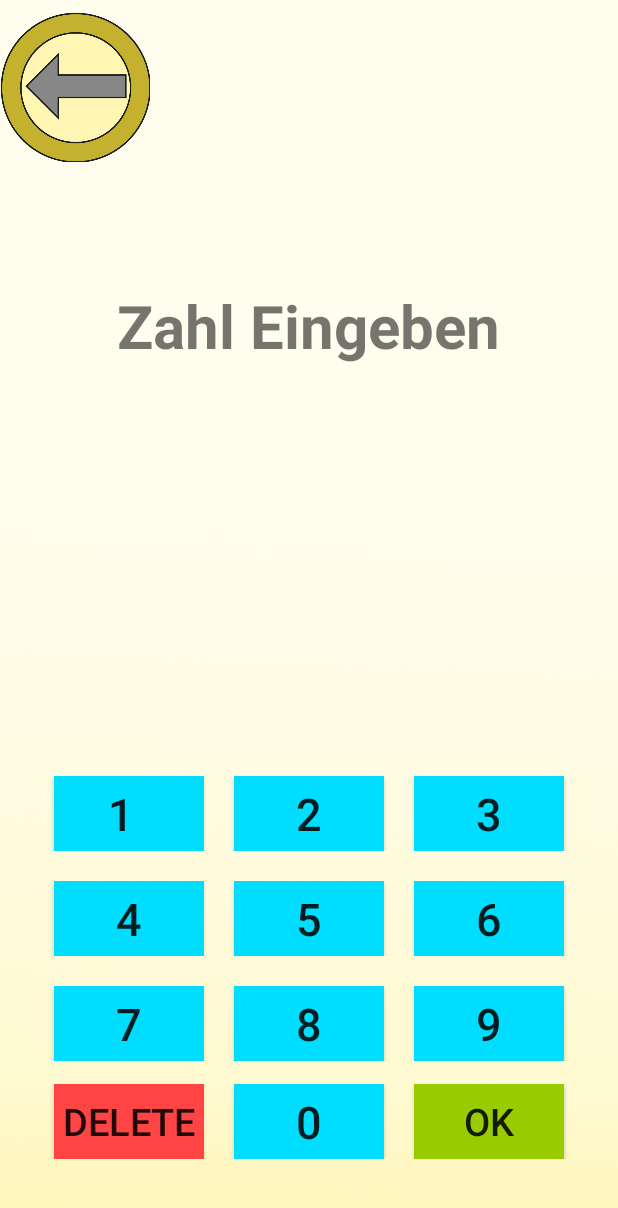
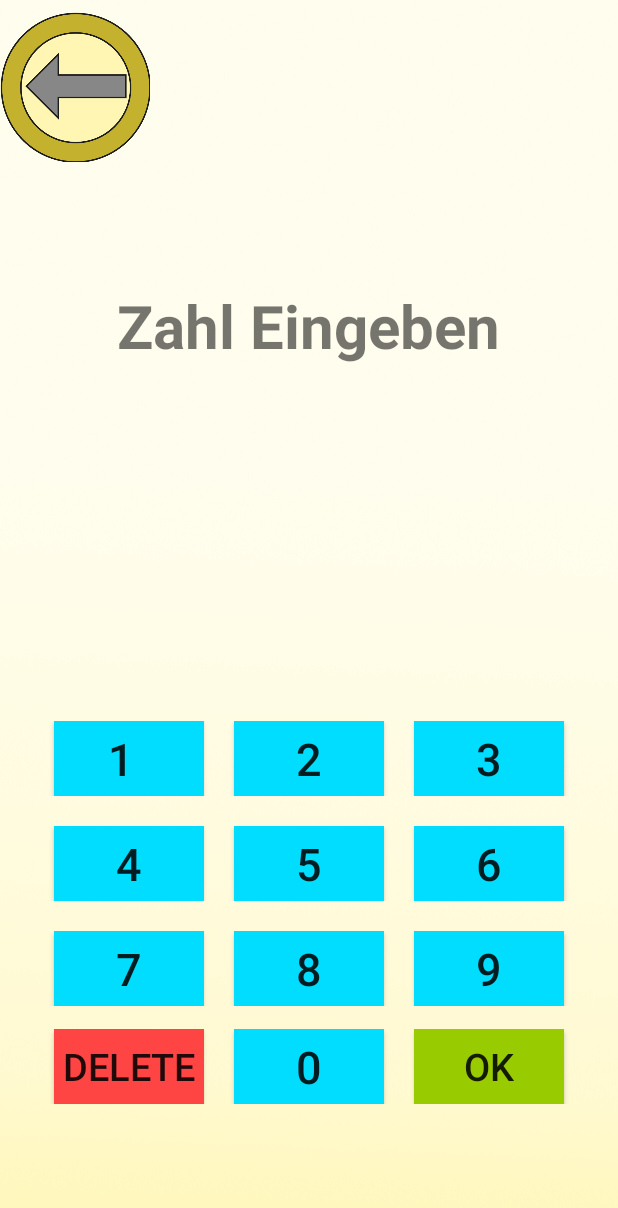
Before and after one commit to vschwartz-tgm/mobilelearning, an Android app: the wort2ZahlText screen opened directly, with no data from a screen before it, on a phone screen of 412 x 824 dp. Shown: the top 1208 px of the screen. Run offline under Robolectric (Android 15) with nearby library versions, the phone set to English and light mode, and no system bars.

Commit message:
zahl2wort update

```diff
--- a/MobileLearning/app/src/main/res/layout/activity_wort2_zahl_text.xml
+++ b/MobileLearning/app/src/main/res/layout/activity_wort2_zahl_text.xml
@@ -44,7 +44,7 @@
             android:layout_centerHorizontal="true"
             android:layout_marginTop="36dp"
             android:textAlignment="textStart"
-            android:textSize="20sp"
+            android:textSize="30sp"
             android:textStyle="bold"
             tools:text="123456" />
 
@@ -54,7 +54,7 @@
             android:layout_height="match_parent"
             android:layout_alignParentStart="true"
             android:layout_below="@+id/zahl_eingabe"
-            android:layout_marginTop="200dp">
+            android:layout_marginTop="150dp">
 
             <TableRow
                 android:layout_width="match_parent"
```
